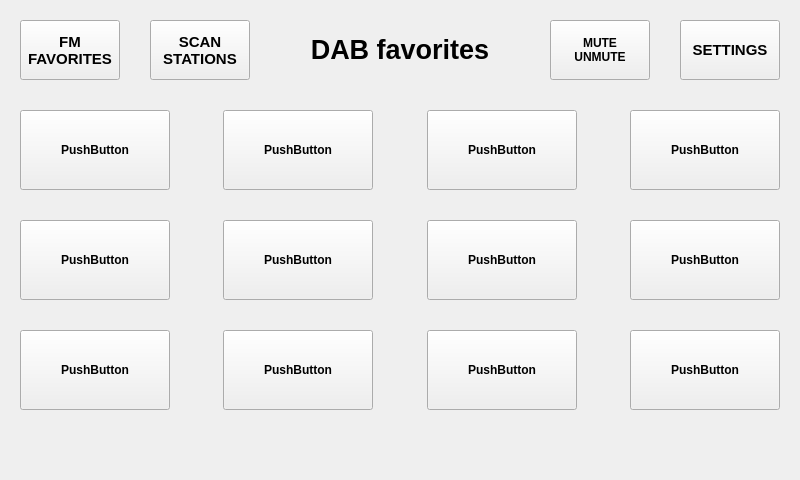
Qt form mainwindow.ui (Vitalic66/DAB-FM) before a commit.
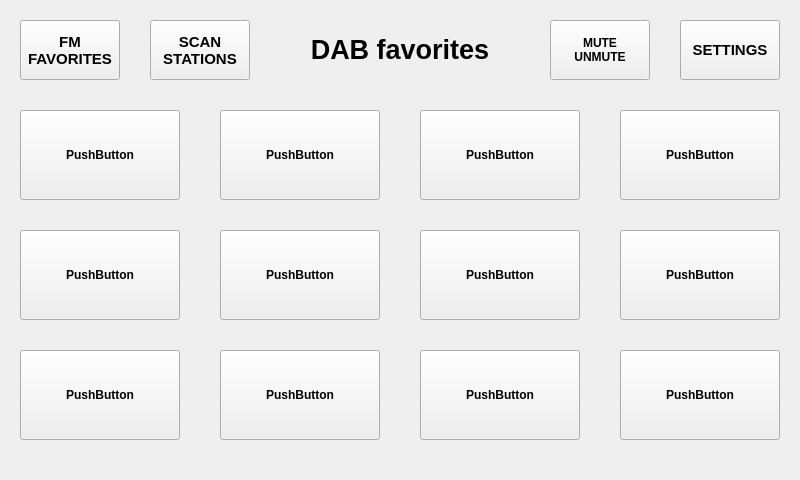
The same form after that commit. The open tabs and pages were chosen to show the change.

```diff
--- a/mainwindow.ui
+++ b/mainwindow.ui
@@ -96,10 +96,10 @@
      <widget class="QPushButton" name="btn_dab_st03">
       <property name="geometry">
        <rect>
-        <x>427</x>
+        <x>420</x>
         <y>110</y>
-        <width>150</width>
-        <height>80</height>
+        <width>160</width>
+        <height>90</height>
        </rect>
       </property>
       <property name="text">
@@ -109,10 +109,10 @@
      <widget class="QPushButton" name="btn_dab_st06">
       <property name="geometry">
        <rect>
-        <x>223</x>
-        <y>220</y>
-        <width>150</width>
-        <height>80</height>
+        <x>220</x>
+        <y>230</y>
+        <width>160</width>
+        <height>90</height>
        </rect>
       </property>
       <property name="text">
@@ -122,10 +122,10 @@
      <widget class="QPushButton" name="btn_dab_st04">
       <property name="geometry">
        <rect>
-        <x>630</x>
+        <x>620</x>
         <y>110</y>
-        <width>150</width>
-        <height>80</height>
+        <width>160</width>
+        <height>90</height>
        </rect>
       </property>
       <property name="text">
@@ -137,21 +137,33 @@
        <rect>
         <x>20</x>
         <y>110</y>
-        <width>150</width>
-        <height>80</height>
+        <width>160</width>
+        <height>90</height>
        </rect>
       </property>
+      <property name="sizePolicy">
+       <sizepolicy hsizetype="Fixed" vsizetype="Fixed">
+        <horstretch>0</horstretch>
+        <verstretch>0</verstretch>
+       </sizepolicy>
+      </property>
       <property name="text">
        <string>PushButton</string>
       </property>
+      <property name="iconSize">
+       <size>
+        <width>16</width>
+        <height>16</height>
+       </size>
+      </property>
      </widget>
      <widget class="QPushButton" name="btn_dab_st02">
       <property name="geometry">
        <rect>
-        <x>223</x>
+        <x>220</x>
         <y>110</y>
-        <width>150</width>
-        <height>80</height>
+        <width>160</width>
+        <height>90</height>
        </rect>
       </property>
       <property name="text">
@@ -162,9 +174,9 @@
       <property name="geometry">
        <rect>
         <x>20</x>
-        <y>220</y>
-        <width>150</width>
-        <height>80</height>
+        <y>230</y>
+        <width>160</width>
+        <height>90</height>
        </rect>
       </property>
       <property name="text">
@@ -174,10 +186,10 @@
      <widget class="QPushButton" name="btn_dab_st07">
       <property name="geometry">
        <rect>
-        <x>427</x>
-        <y>220</y>
-        <width>150</width>
-        <height>80</height>
+        <x>420</x>
+        <y>230</y>
+        <width>160</width>
+        <height>90</height>
        </rect>
       </property>
       <property name="text">
@@ -188,9 +200,9 @@
       <property name="geometry">
        <rect>
         <x>20</x>
-        <y>330</y>
-        <width>150</width>
-        <height>80</height>
+        <y>350</y>
+        <width>160</width>
+        <height>90</height>
        </rect>
       </property>
       <property name="text">
@@ -200,10 +212,10 @@
      <widget class="QPushButton" name="btn_dab_st10">
       <property name="geometry">
        <rect>
-        <x>223</x>
-        <y>330</y>
-        <width>150</width>
-        <height>80</height>
+        <x>220</x>
+        <y>350</y>
+        <width>160</width>
+        <height>90</height>
        </rect>
       </property>
       <property name="text">
@@ -213,10 +225,10 @@
      <widget class="QPushButton" name="btn_dab_st11">
       <property name="geometry">
        <rect>
-        <x>427</x>
-        <y>330</y>
-        <width>150</width>
-        <height>80</height>
+        <x>420</x>
+        <y>350</y>
+        <width>160</width>
+        <height>90</height>
        </rect>
       </property>
       <property name="text">
@@ -226,10 +238,10 @@
      <widget class="QPushButton" name="btn_dab_st12">
       <property name="geometry">
        <rect>
-        <x>630</x>
-        <y>330</y>
-        <width>150</width>
-        <height>80</height>
+        <x>620</x>
+        <y>350</y>
+        <width>160</width>
+        <height>90</height>
        </rect>
       </property>
       <property name="text">
@@ -239,10 +251,10 @@
      <widget class="QPushButton" name="btn_dab_st08">
       <property name="geometry">
        <rect>
-        <x>630</x>
-        <y>220</y>
-        <width>150</width>
-        <height>80</height>
+        <x>620</x>
+        <y>230</y>
+        <width>160</width>
+        <height>90</height>
        </rect>
       </property>
       <property name="text">
```
Left out of the diff: 2 changed lines with no effect on the pictures.
